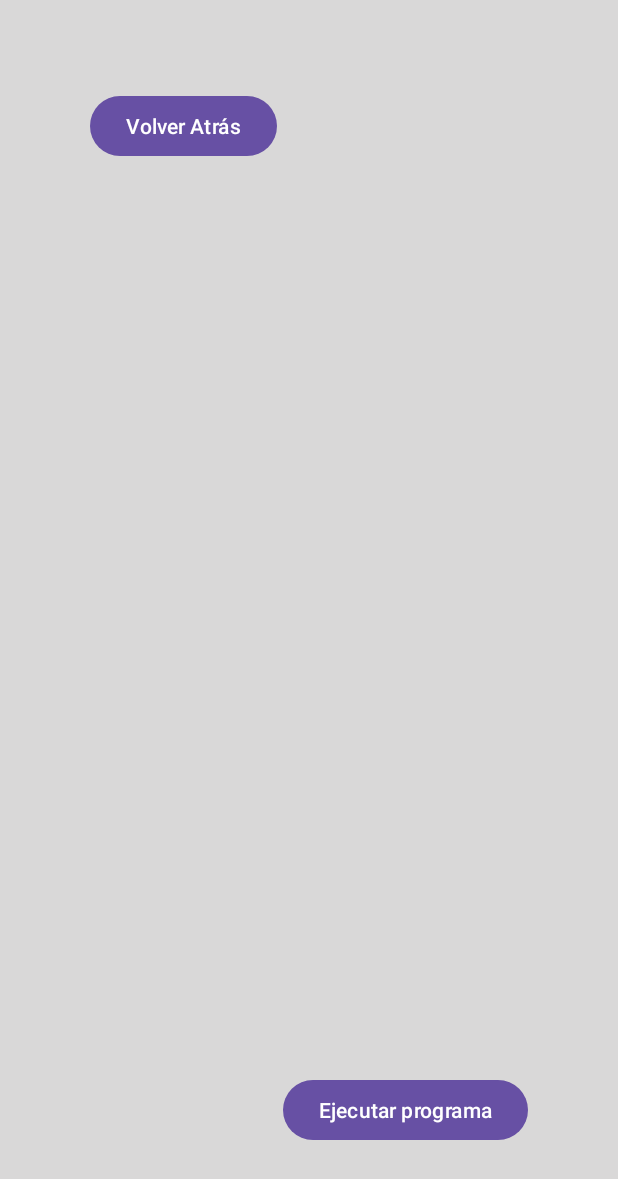
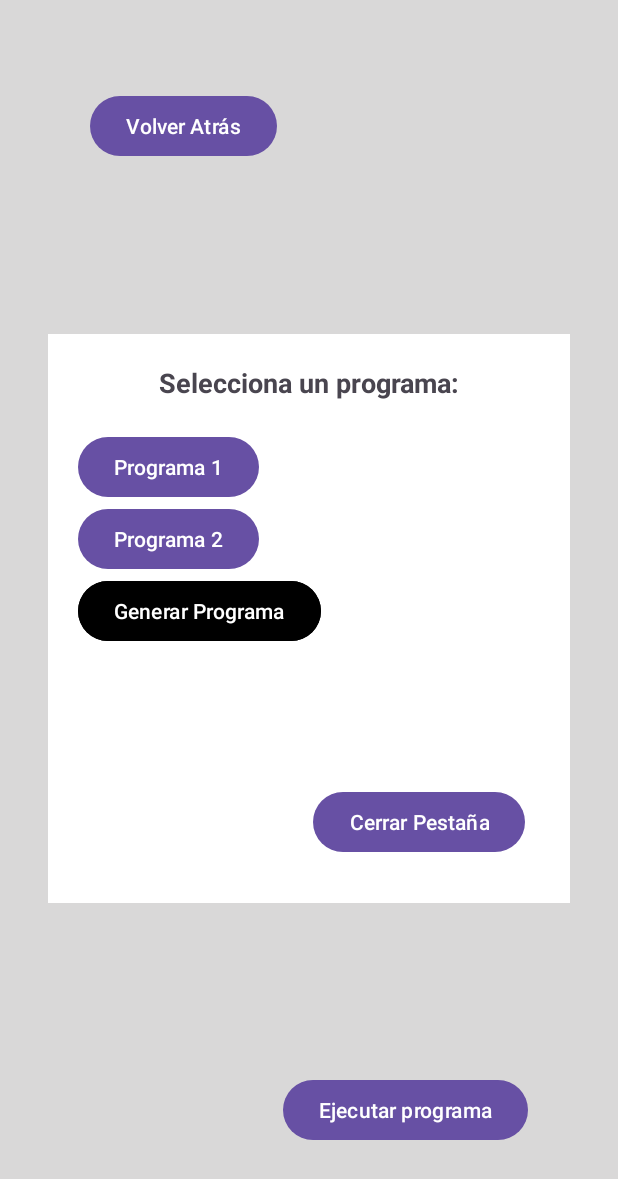
Before and after one commit to PdEXavierMY/TFG_Mates_AndroidApp, an Android app: the RobotActivity screen opened directly, with no data from a screen before it, on a phone screen of 412 x 824 dp. Shown: the top 1179 px of the screen. Run offline under Robolectric (Android 15) with nearby library versions, the phone set to English and light mode, and no system bars.

Commit message:
ultimos ajustes pantallas

```diff
--- a/app/src/main/res/layout/robot.xml
+++ b/app/src/main/res/layout/robot.xml
@@ -27,4 +27,68 @@
         app:layout_constraintStart_toStartOf="parent"
         app:layout_constraintTop_toTopOf="parent" />
 
+    <androidx.constraintlayout.widget.ConstraintLayout
+        android:id="@+id/popupInforme"
+        android:layout_width="348dp"
+        android:layout_height="379dp"
+        android:background="@android:color/white"
+        android:padding="20dp"
+        android:visibility="visible"
+        app:layout_constraintBottom_toBottomOf="parent"
+        app:layout_constraintEnd_toEndOf="parent"
+        app:layout_constraintStart_toStartOf="parent"
+        app:layout_constraintTop_toTopOf="parent">
+
+        <TextView
+            android:id="@+id/textoPopupInforme"
+            android:layout_width="wrap_content"
+            android:layout_height="wrap_content"
+            android:text="Selecciona un programa:"
+            android:textAlignment="center"
+            android:textSize="18sp"
+            android:textStyle="bold"
+            app:layout_constraintTop_toTopOf="parent"
+            app:layout_constraintStart_toStartOf="parent"
+            app:layout_constraintEnd_toEndOf="parent"
+            android:layout_marginBottom="20dp"/>
+
+        <Button
+            android:id="@+id/btnPrograma1"
+            android:layout_width="wrap_content"
+            android:layout_height="wrap_content"
+            android:text="Programa 1"
+            app:layout_constraintTop_toBottomOf="@id/textoPopupInforme"
+            app:layout_constraintStart_toStartOf="parent"
+            android:layout_marginTop="20dp"/>
+
+        <Button
+            android:id="@+id/btnPrograma2"
+            android:layout_width="wrap_content"
+            android:layout_height="wrap_content"
+            android:text="Programa 2"
+            app:layout_constraintTop_toBottomOf="@id/btnPrograma1"
+            app:layout_constraintStart_toStartOf="parent" />
+
+        <Button
+            android:id="@+id/btnGenerarPrograma"
+            android:layout_width="wrap_content"
+            android:layout_height="wrap_content"
+            android:layout_marginBottom="100dp"
+            android:backgroundTint="@color/black"
+            android:text="Generar Programa"
+            app:layout_constraintStart_toStartOf="parent"
+            app:layout_constraintTop_toBottomOf="@id/btnPrograma2" />
+
+        <Button
+            android:id="@+id/btnCerrar2"
+            android:layout_width="wrap_content"
+            android:layout_height="wrap_content"
+            android:text="Cerrar Pestaña"
+            app:layout_constraintBottom_toBottomOf="parent"
+            app:layout_constraintEnd_toEndOf="parent"
+            android:layout_margin="10dp" />
+
+    </androidx.constraintlayout.widget.ConstraintLayout>
+
+
 </androidx.constraintlayout.widget.ConstraintLayout>
```
Also changed, not shown: app/src/main/res/layout/dashboard.xml (added, +62 -0 lines).
